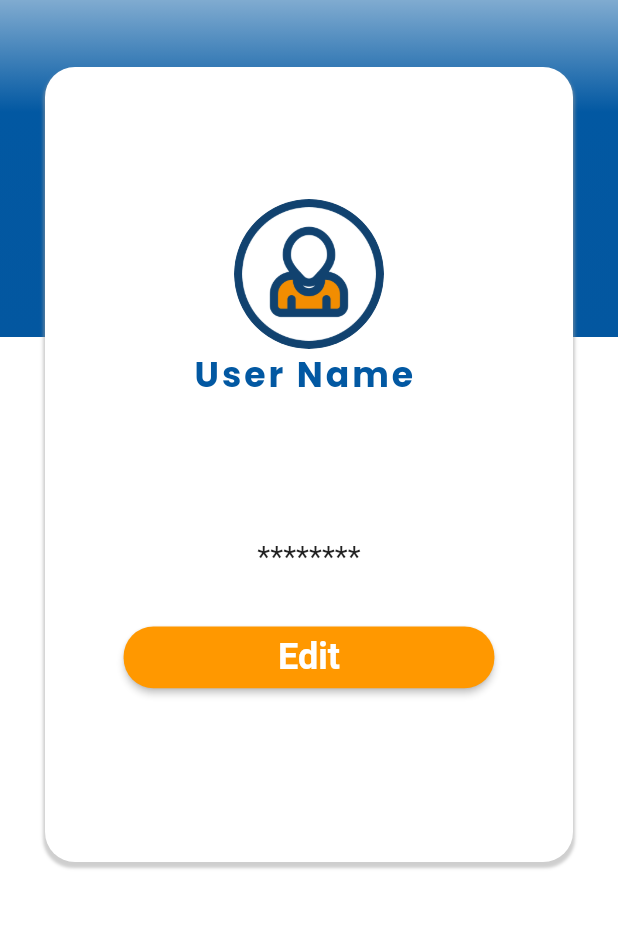
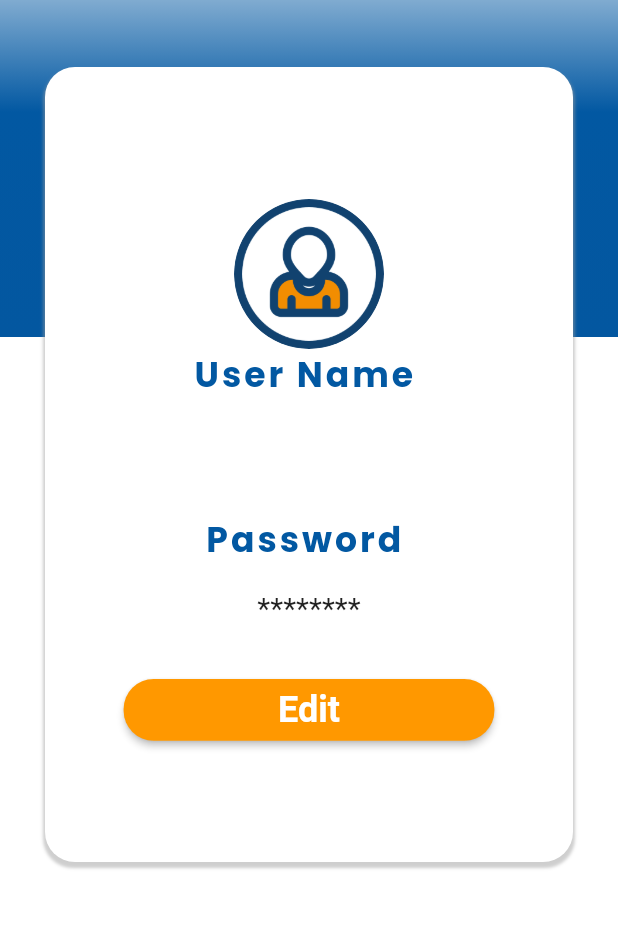
Before and after one commit to machaneAmiraYakout/lci, a Flutter app: the Profile screen opened directly, on a phone screen of 412 x 824 dp, the part 113-1041 px from its top. Run offline on Flutter 3.47's test engine with Material 2 defaults, Android fonts, the phone set to English and light mode, and no system bars; our stand-ins replace cloud_firestore, connectivity, file_picker, firebase_auth, firebase_core, firebase_messaging and 3 more; accounts and stored records are empty.

```diff
--- a/lib/view/screens/profile_screen.dart
+++ b/lib/view/screens/profile_screen.dart
@@ -118,7 +118,7 @@ class Profile extends StatelessWidget {
                           Container(
                             padding: const EdgeInsets.all(16.0),
                             decoration: BoxDecoration(
-                              borderRadius: BorderRadius.circular(8.0),
+                              borderRadius: BorderRadius.circular(20.0),
                             ),
                             child: Obx(() {
                               if (profileController.isEditing.value) {
@@ -141,6 +141,7 @@ class Profile extends StatelessWidget {
                           const SizedBox(
                             height: 20,
                           ),
+                          MyCustomTextWidget(index: 1, text: 'Password '),
                           Container(
                             padding: const EdgeInsets.all(16.0),
                             decoration: BoxDecoration(
```
